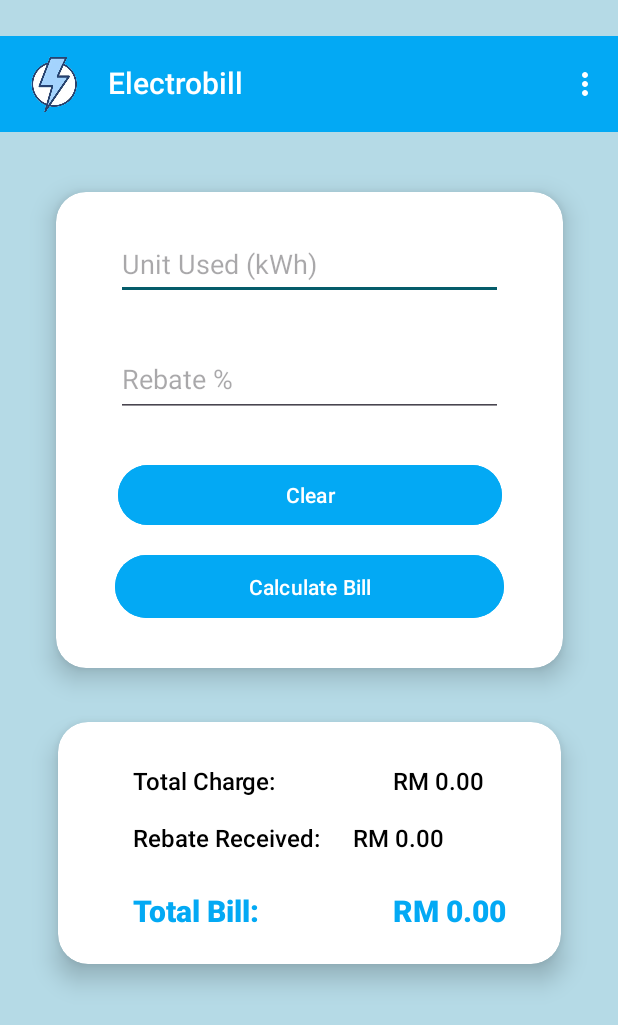
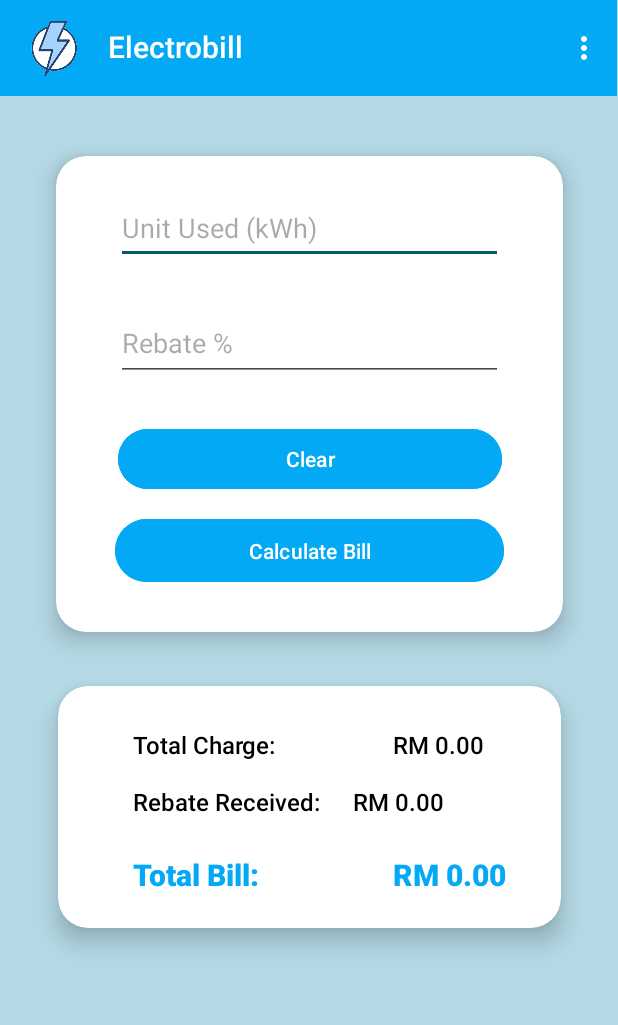
Before and after one commit to Hilmeez/ElectroBill, an Android app: the screen it shows after launch (MainActivity), on a phone screen of 412 x 824 dp. Shown: the top 1025 px of the screen. Run offline under Robolectric (Android 15) with nearby library versions, the phone set to English and light mode, and no system bars.

Commit message:
First Change

```diff
--- a/app/src/main/AndroidManifest.xml
+++ b/app/src/main/AndroidManifest.xml
@@ -15,7 +15,7 @@
         <activity
             android:name=".Instruction"
             android:exported="false"
-            android:parentActivityName=".MainActivity" />/>
+            android:parentActivityName=".MainActivity" />
 
         <activity
             android:name=".aboutActivity"
--- a/app/src/main/java/com/example/electricitybillcalculator/MainActivity.java
+++ b/app/src/main/java/com/example/electricitybillcalculator/MainActivity.java
@@ -9,7 +9,6 @@ import android.view.MenuItem;
 import android.view.View;
 import android.widget.Button;
 import android.widget.EditText;
-import android.widget.ImageView;
 import android.widget.TextView;
 import android.widget.Toast;
 
@@ -25,8 +24,6 @@ public class MainActivity extends AppCompatActivity {
     Button btnCalc, btnClear;
     TextView tvFinal, tvTcharge, tvRreceive;
 
-
-
     @Override
     protected void onCreate(Bundle savedInstanceState) {
         super.onCreate(savedInstanceState);
@@ -34,13 +31,11 @@ public class MainActivity extends AppCompatActivity {
 
         setContentView(R.layout.activity_main);
 
-
         Toolbar toolbar = findViewById(R.id.toolbar);
         setSupportActionBar(toolbar);
         getSupportActionBar().setDisplayShowTitleEnabled(false);
 
         TextView toolbarTitle = findViewById(R.id.toolbar_title);
-
 
         etKwh = findViewById(R.id.etKwh);
         etRebate = findViewById(R.id.etRebate);
@@ -50,8 +45,6 @@ public class MainActivity extends AppCompatActivity {
         tvRreceive = findViewById(R.id.tvRreceive);
         tvFinal = findViewById(R.id.tvFinal);
 
-
-
         btnCalc.setOnClickListener(new View.OnClickListener() {
             @Override
             public void onClick(View view) {
@@ -60,22 +53,21 @@ public class MainActivity extends AppCompatActivity {
                 double kwh = 0.0, Rebate = 0.0;
                 double totalC = 0.0;
                 double finalC;
-                //try and catch for error handling
+
+                // Try and catch for error handling
                 try {
                     kwh = Double.parseDouble(inputKwh);
                     Rebate = Double.parseDouble(inputRebate);
 
-                    if ( Rebate > 5) {
+                    if (Rebate > 5) {
                         Toast.makeText(getApplicationContext(), "Inputs cannot more than 5%!", Toast.LENGTH_SHORT).show();
                         return;
-
-                        }
+                    }
                 } catch (NumberFormatException nfe) {
                     Toast.makeText(getApplicationContext(), "Please enter numbers in the input field", Toast.LENGTH_SHORT).show();
                 } catch (Exception e) {
                     Toast.makeText(getApplicationContext(), "Please enter numbers in the input field", Toast.LENGTH_SHORT).show();
                 }
-
 
                 if (kwh > 600) {
                     totalC += (kwh - 600) * 0.546;
@@ -105,16 +97,19 @@ public class MainActivity extends AppCompatActivity {
         btnClear.setOnClickListener(new View.OnClickListener() {
             @Override
             public void onClick(View view) {
-
                 etKwh.setText("");
                 etRebate.setText("");
                 tvTcharge.setText(String.format("Total Charge:\t\t\t\t\t\tRM 0.00"));
                 tvRreceive.setText(String.format("Rebate Received:\t\tRM 0.00"));
                 tvFinal.setText(String.format("Total Bill:\t\t\t\t\t\t\tRM 0.00"));
                 Toast.makeText(getApplicationContext(), "Clear is clicked", Toast.LENGTH_SHORT).show();
+            }
+        });
 
-
-            }
+        ViewCompat.setOnApplyWindowInsetsListener(findViewById(R.id.main), (v, insets) -> {
+            Insets systemBars = insets.getInsets(WindowInsetsCompat.Type.systemBars());
+            v.setPadding(systemBars.left, systemBars.top, systemBars.right, systemBars.bottom);
+            return insets;
         });
     }
 
@@ -142,7 +137,4 @@ public class MainActivity extends AppCompatActivity {
         }
         return super.onOptionsItemSelected(item);
     }
-
-
-
 }
--- a/app/src/main/res/layout/activity_about.xml
+++ b/app/src/main/res/layout/activity_about.xml
@@ -5,7 +5,7 @@
     android:id="@+id/main"
     android:layout_width="match_parent"
     android:layout_height="match_parent"
-    android:background="#A5DFFD"
+    android:background="#B5DAE6"
     tools:context=".aboutActivity">
 
     <androidx.appcompat.widget.Toolbar
--- a/app/src/main/res/layout/activity_instruction.xml
+++ b/app/src/main/res/layout/activity_instruction.xml
@@ -5,7 +5,7 @@
     android:id="@+id/main"
     android:layout_width="match_parent"
     android:layout_height="match_parent"
-    android:background="#A5DFFD"
+    android:background="#B5DAE6"
     tools:context=".Instruction">
 
 
--- a/app/src/main/res/layout/activity_main.xml
+++ b/app/src/main/res/layout/activity_main.xml
@@ -9,20 +9,19 @@
     tools:context=".MainActivity">
 
     <!-- Toolbar -->
-    <androidx.appcompat.widget.Toolbar
-        android:id="@+id/toolbar"
-        android:layout_width="0dp"
-        android:layout_height="?attr/actionBarSize"
-        android:layout_marginTop="24dp"
-        android:background="#03A9F4"
-        app:layout_constraintEnd_toEndOf="parent"
-        app:layout_constraintStart_toStartOf="parent"
-        app:layout_constraintTop_toTopOf="parent"
-        app:theme="@style/ToolbarStyle"
-        app:titleTextColor="@android:color/white" />
 
 
     <!-- Input CardView -->
+
+    <androidx.appcompat.widget.Toolbar
+        android:id="@+id/toolbar"
+        android:layout_width="411dp"
+        android:layout_height="?attr/actionBarSize"
+        android:background="#03A9F4"
+        app:theme="@style/ToolbarStyle"
+        app:titleTextColor="@android:color/white"
+        tools:layout_editor_absoluteX="0dp"
+        tools:layout_editor_absoluteY="-5dp" />
 
     <TextView
         android:id="@+id/toolbar_title"
--- a/build.gradle.kts
+++ /dev/null
@@ -1,4 +0,0 @@
-// Top-level build file where you can add configuration options common to all sub-projects/modules.
-plugins {
-    alias(libs.plugins.android.application) apply false
-}
--- a/gradle/libs.versions.toml
+++ b/gradle/libs.versions.toml
@@ -1,5 +1,5 @@
 [versions]
-agp = "8.6.0"
+agp = "8.7.2"
 junit = "4.13.2"
 junitVersion = "1.2.1"
 espressoCore = "3.6.1"
```
Also changed, not shown: gradle/wrapper/gradle-wrapper.properties.
